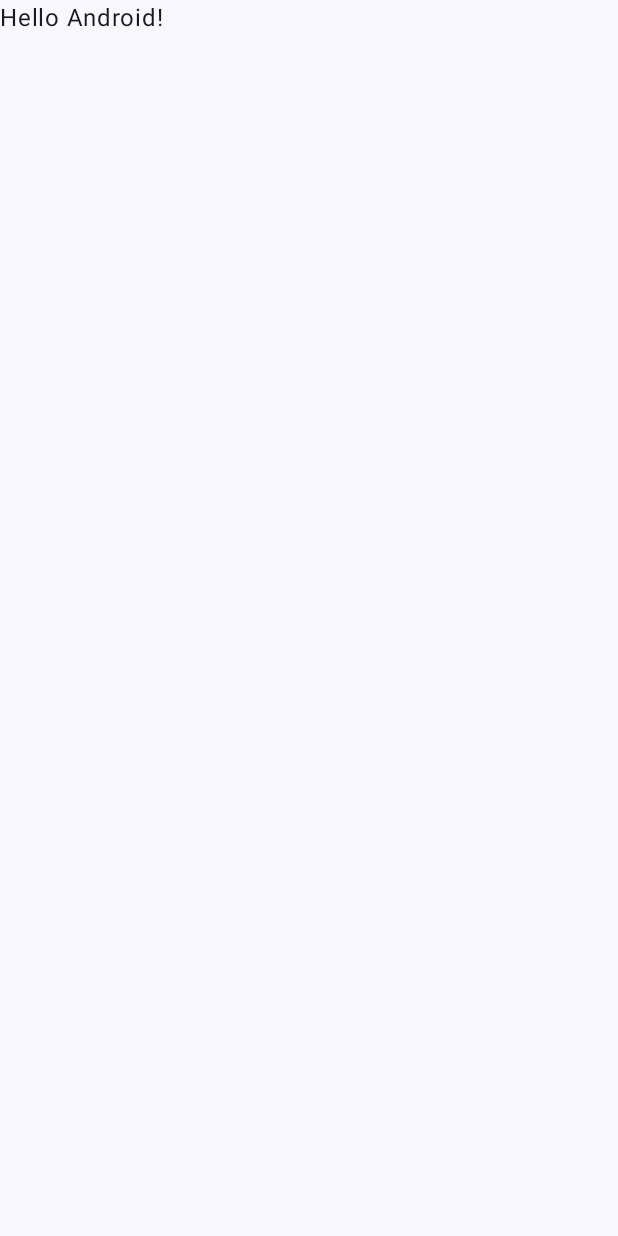
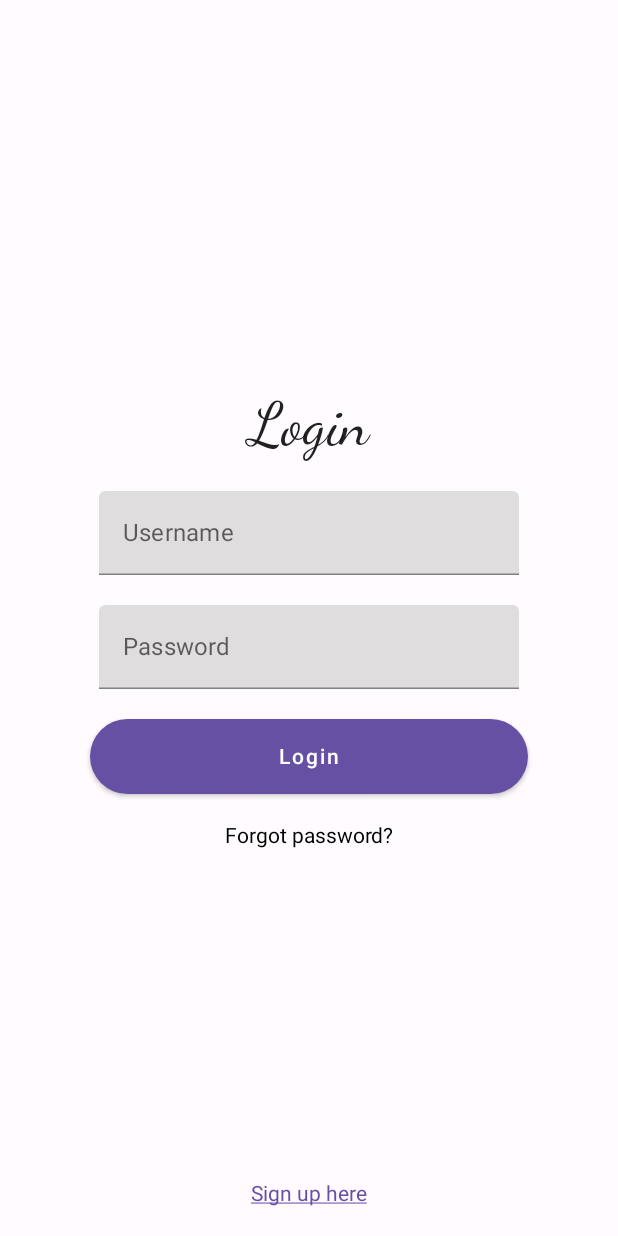
Before and after one commit to tpratheek10716/appstoretms, an Android app built with Jetpack Compose: the screen it shows after launch (MainActivity), on a phone screen of 412 x 824 dp. Before the commit the screen is almost empty. Run offline under Robolectric (Android 15) with nearby library versions, the phone set to English and light mode, and no system bars.

Commit message:
login ui

```diff
--- a/app/src/main/java/com/example/appstore/MainActivity.kt
+++ b/app/src/main/java/com/example/appstore/MainActivity.kt
@@ -4,12 +4,12 @@ import android.os.Bundle
 import androidx.activity.ComponentActivity
 import androidx.activity.compose.setContent
 import androidx.compose.foundation.layout.fillMaxSize
-import androidx.compose.material3.MaterialTheme
-import androidx.compose.material3.Surface
-import androidx.compose.material3.Text
+import androidx.compose.material.MaterialTheme
+import androidx.compose.material.Surface
 import androidx.compose.runtime.Composable
 import androidx.compose.ui.Modifier
 import androidx.compose.ui.tooling.preview.Preview
+import com.example.appstore.screens.ScreenMain
 import com.example.appstore.ui.theme.AppStoreTheme
 
 class MainActivity : ComponentActivity() {
@@ -20,27 +20,20 @@ class MainActivity : ComponentActivity() {
                 // A surface container using the 'background' color from the theme
                 Surface(
                     modifier = Modifier.fillMaxSize(),
-                    color = MaterialTheme.colorScheme.background
+                    color = MaterialTheme.colors.background
                 ) {
-                    Greeting("Android")
+                    ScreenMain()
                 }
             }
         }
     }
 }
 
-@Composable
-fun Greeting(name: String, modifier: Modifier = Modifier) {
-    Text(
-        text = "Hello $name!",
-        modifier = modifier
-    )
-}
 
 @Preview(showBackground = true)
 @Composable
-fun GreetingPreview() {
+fun ScreenPreview() {
     AppStoreTheme {
-        Greeting("Android")
+        ScreenMain()
     }
 }
--- /dev/null
+++ b/app/src/main/java/com/example/appstore/Routes.kt
@@ -0,0 +1,6 @@
+package com.example.appstore
+
+sealed class Routes(val route: String) {
+    object Login : Routes("Login")
+    object AppList : Routes("AppList")
+}
--- /dev/null
+++ b/app/src/main/java/com/example/appstore/screens/Login.kt
@@ -0,0 +1,103 @@
+package com.example.appstore.screens
+
+import androidx.compose.foundation.layout.Arrangement
+import androidx.compose.foundation.layout.Box
+import androidx.compose.foundation.layout.Column
+import androidx.compose.foundation.layout.Spacer
+import androidx.compose.foundation.layout.fillMaxSize
+import androidx.compose.foundation.layout.fillMaxWidth
+import androidx.compose.foundation.layout.height
+import androidx.compose.foundation.layout.padding
+import androidx.compose.foundation.shape.RoundedCornerShape
+import androidx.compose.foundation.text.ClickableText
+import androidx.compose.foundation.text.KeyboardOptions
+import androidx.compose.material.Button
+import androidx.compose.material.Text
+import androidx.compose.material.TextField
+import androidx.compose.runtime.Composable
+import androidx.compose.runtime.mutableStateOf
+import androidx.compose.runtime.remember
+import androidx.compose.ui.Alignment
+import androidx.compose.ui.Modifier
+import androidx.compose.ui.text.AnnotatedString
+import androidx.compose.ui.text.TextStyle
+import androidx.compose.ui.text.font.FontFamily
+import androidx.compose.ui.text.input.KeyboardType
+import androidx.compose.ui.text.input.PasswordVisualTransformation
+import androidx.compose.ui.text.input.TextFieldValue
+import androidx.compose.ui.text.style.TextDecoration
+import androidx.compose.ui.tooling.preview.Preview
+import androidx.compose.ui.unit.dp
+import androidx.compose.ui.unit.sp
+import androidx.navigation.NavHostController
+import com.example.appstore.Routes
+import com.example.appstore.ui.theme.Purple40
+
+@Composable
+fun LoginPage(navController: NavHostController) {
+    Box(modifier = Modifier.fillMaxSize()) {
+        ClickableText(
+            text = AnnotatedString("Sign up here"),
+            modifier = Modifier
+                .align(Alignment.BottomCenter)
+                .padding(20.dp),
+            onClick = { },
+            style = TextStyle(
+                fontSize = 14.sp,
+                fontFamily = FontFamily.Default,
+                textDecoration = TextDecoration.Underline,
+                color = Purple40
+            )
+        )
+    }
+    Column(
+        modifier = Modifier.padding(20.dp),
+        verticalArrangement = Arrangement.Center,
+        horizontalAlignment = Alignment.CenterHorizontally
+    ) {
+
+        val username = remember { mutableStateOf(TextFieldValue()) }
+        val password = remember { mutableStateOf(TextFieldValue()) }
+
+        Text(text = "Login", style = TextStyle(fontSize = 40.sp, fontFamily = FontFamily.Cursive))
+
+        Spacer(modifier = Modifier.height(20.dp))
+        TextField(
+            label = { Text(text = "Username") },
+            value = username.value,
+            onValueChange = { username.value = it })
+
+        Spacer(modifier = Modifier.height(20.dp))
+        TextField(
+            label = { Text(text = "Password") },
+            value = password.value,
+            visualTransformation = PasswordVisualTransformation(),
+            keyboardOptions = KeyboardOptions(keyboardType = KeyboardType.Password),
+            onValueChange = { password.value = it })
+
+        Spacer(modifier = Modifier.height(20.dp))
+        Box(modifier = Modifier.padding(40.dp, 0.dp, 40.dp, 0.dp)) {
+            Button(
+                onClick = {
+                          navController.navigate(Routes.AppList.route)
+                },
+                shape = RoundedCornerShape(50.dp),
+                modifier = Modifier
+                    .fillMaxWidth()
+                    .height(50.dp)
+            ) {
+                Text(text = "Login")
+            }
+        }
+
+        Spacer(modifier = Modifier.height(20.dp))
+        ClickableText(
+            text = AnnotatedString("Forgot password?"),
+            onClick = { },
+            style = TextStyle(
+                fontSize = 14.sp,
+                fontFamily = FontFamily.Default
+            )
+        )
+    }
+}
--- /dev/null
+++ b/app/src/main/java/com/example/appstore/screens/ScreenMain.kt
@@ -0,0 +1,23 @@
+package com.example.appstore.screens
+
+import androidx.compose.runtime.Composable
+import androidx.navigation.compose.NavHost
+import androidx.navigation.compose.composable
+import androidx.navigation.compose.rememberNavController
+import com.example.appstore.Routes
+
+@Composable
+fun ScreenMain(){
+    val navController = rememberNavController()
+
+    NavHost(navController = navController, startDestination = Routes.Login.route) {
+
+        composable(Routes.Login.route) {
+            LoginPage(navController = navController)
+        }
+
+        composable(Routes.AppList.route) {
+            AppListPage(navController = navController)
+        }
+    }
+}
--- a/app/src/main/java/com/example/appstore/ui/theme/Theme.kt
+++ b/app/src/main/java/com/example/appstore/ui/theme/Theme.kt
@@ -1,30 +1,22 @@
 package com.example.appstore.ui.theme
 
-import android.app.Activity
-import android.os.Build
 import androidx.compose.foundation.isSystemInDarkTheme
-import androidx.compose.material3.MaterialTheme
-import androidx.compose.material3.darkColorScheme
-import androidx.compose.material3.dynamicDarkColorScheme
-import androidx.compose.material3.dynamicLightColorScheme
-import androidx.compose.material3.lightColorScheme
+import androidx.compose.material.MaterialTheme
+import androidx.compose.material.darkColors
+import androidx.compose.material.lightColors
 import androidx.compose.runtime.Composable
-import androidx.compose.runtime.SideEffect
-import androidx.compose.ui.graphics.toArgb
-import androidx.compose.ui.platform.LocalContext
-import androidx.compose.ui.platform.LocalView
-import androidx.core.view.WindowCompat
+import androidx.compose.ui.graphics.Color
 
-private val DarkColorScheme = darkColorScheme(
+private val DarkColorScheme = darkColors(
     primary = Purple80,
     secondary = PurpleGrey80,
-    tertiary = Pink80
+    background = Color(0xFFFFFBFE)
 )
 
-private val LightColorScheme = lightColorScheme(
+private val LightColorScheme = lightColors(
     primary = Purple40,
     secondary = PurpleGrey40,
-    tertiary = Pink40
+    background = Color(0xFFFFFBFE)
 
     /* Other default colors to override
     background = Color(0xFFFFFBFE),
@@ -44,26 +36,14 @@ fun AppStoreTheme(
     dynamicColor: Boolean = true,
     content: @Composable () -> Unit
 ) {
-    val colorScheme = when {
-        dynamicColor && Build.VERSION.SDK_INT >= Build.VERSION_CODES.S -> {
-            val context = LocalContext.current
-            if (darkTheme) dynamicDarkColorScheme(context) else dynamicLightColorScheme(context)
-        }
-
-        darkTheme -> DarkColorScheme
-        else -> LightColorScheme
-    }
-    val view = LocalView.current
-    if (!view.isInEditMode) {
-        SideEffect {
-            val window = (view.context as Activity).window
-            window.statusBarColor = colorScheme.primary.toArgb()
-            WindowCompat.getInsetsController(window, view).isAppearanceLightStatusBars = darkTheme
-        }
+    val colors = if (darkTheme) {
+        DarkColorScheme
+    } else {
+        LightColorScheme
     }
 
     MaterialTheme(
-        colorScheme = colorScheme,
+        colors = colors,
         typography = Typography,
         content = content
     )
--- a/app/src/main/java/com/example/appstore/ui/theme/Type.kt
+++ b/app/src/main/java/com/example/appstore/ui/theme/Type.kt
@@ -1,6 +1,6 @@
 package com.example.appstore.ui.theme
 
-import androidx.compose.material3.Typography
+import androidx.compose.material.Typography
 import androidx.compose.ui.text.TextStyle
 import androidx.compose.ui.text.font.FontFamily
 import androidx.compose.ui.text.font.FontWeight
@@ -8,7 +8,7 @@ import androidx.compose.ui.unit.sp
 
 // Set of Material typography styles to start with
 val Typography = Typography(
-    bodyLarge = TextStyle(
+    body1= TextStyle(
         fontFamily = FontFamily.Default,
         fontWeight = FontWeight.Normal,
         fontSize = 16.sp,
```
Also changed, not shown: app/build.gradle (+5 -2 lines), app/src/main/java/com/example/appstore/components/CustomTopAppBar.kt (added, +32 -0 lines), app/src/main/java/com/example/appstore/screens/AppList.kt (added, +49 -0 lines), 1 other file.
